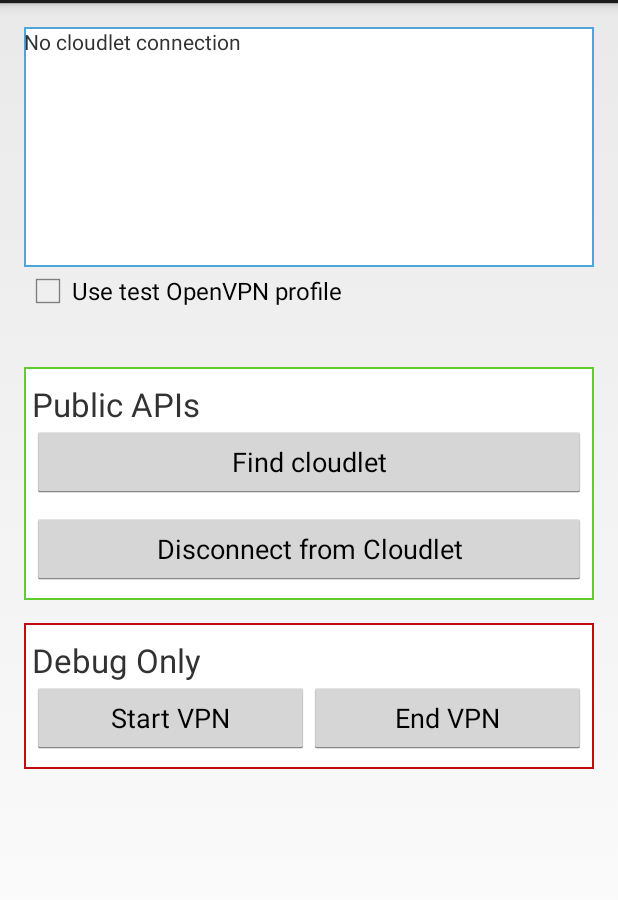
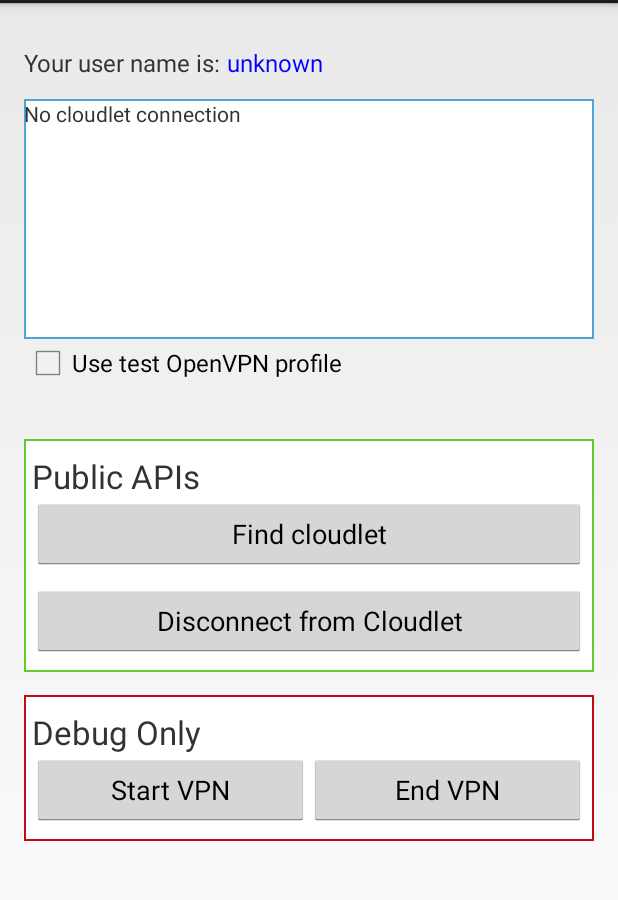
Before and after one commit to cmusatyalab/cloudlet-launcher, an Android app: the screen it shows after launch (MainActivity), on a phone screen of 412 x 824 dp, the part 69-969 px from its top. Run offline under Robolectric (Android 15) with nearby library versions, the phone set to English and light mode, and no system bars; libraries missing offline, so code that uses them is left out: edu.cmu.cs.

Commit message:
Store user id in sharedPreferences; Fix bug when connection to Vpn service hasn't established.

```diff
--- a/app/src/main/java/edu/cmu/cs/elijah/cloudletlauncher/MainActivity.java
+++ b/app/src/main/java/edu/cmu/cs/elijah/cloudletlauncher/MainActivity.java
@@ -1,10 +1,13 @@
 package edu.cmu.cs.elijah.cloudletlauncher;
 
 import android.app.Activity;
+import android.app.AlertDialog;
 import android.content.ComponentName;
 import android.content.Context;
+import android.content.DialogInterface;
 import android.content.Intent;
 import android.content.ServiceConnection;
+import android.content.SharedPreferences;
 import android.content.pm.PackageManager;
 import android.net.Uri;
 import android.os.Bundle;
@@ -12,15 +15,15 @@ import android.os.Handler;
 import android.os.IBinder;
 import android.os.Message;
 import android.os.RemoteException;
+import android.text.InputType;
 import android.util.Log;
 import android.view.View;
 import android.view.WindowManager;
 import android.widget.Button;
 import android.widget.CheckBox;
 import android.widget.CompoundButton;
+import android.widget.EditText;
 import android.widget.TextView;
-
-import org.w3c.dom.Text;
 
 import de.blinkt.openvpn.api.IOpenVPNAPIService;
 import edu.cmu.cs.elijah.cloudletlauncher.api.ICloudletService;
@@ -33,28 +36,36 @@ public class MainActivity extends Activity {
     // Application ID
     private final String appId = "test";
 
+    // User ID
+    private String userId = "unknown";
+
     // Message types
     private static final int MSG_STATUS = 0;
+    private static final int MSG_READY = 1;
 
     // Consts
     private static final int CONST_OPENVPN_PERMISSION = 0;
     private static final int CONST_OPENVPN_PERMISSION2 = 1;
 
     // Views
+    Button buttonUserId;
     TextView textStatus;
-    Button buttonFindCloudlet;
-    Button buttonDisconnectCloudlet;
+    Button buttonFindCloudlet, buttonDisconnectCloudlet;
     Button buttonStartVpn, buttonEndVpn;
     CheckBox checkBoxProfile;
     TextView textNotify;
 
     // Service for cloudlet functionalities
     private ICloudletService mCloudletService = null;
-    private boolean isCloudletServiceConnected = false;
+    private boolean isCloudletServiceInitiated = false;
+    private boolean isCloudletServiceReady = false;
     private String profileUuid;
 
     // Service for OpenVPN client control; used only for registering app
     private IOpenVPNAPIService mVpnService = null;
+
+    // Shared preferences
+    SharedPreferences sharedPref;
 
     @Override
     protected void onCreate(Bundle savedInstanceState) {
@@ -66,24 +77,28 @@ public class MainActivity extends Activity {
                 WindowManager.LayoutParams.FLAG_TURN_SCREEN_ON+
                 WindowManager.LayoutParams.FLAG_KEEP_SCREEN_ON);
 
-        // Get views
+        getViews();
+
+        checkBoxProfile.setOnCheckedChangeListener(new CompoundButton.OnCheckedChangeListener() {
+            @Override
+            public void onCheckedChanged(CompoundButton buttonView, boolean isChecked) {
+                updateServiceStatus();
+                try {
+                    mCloudletService.useTestProfile(isChecked);
+                } catch (RemoteException e) {}
+            }
+        });
+    }
+
+    private void getViews() {
         textStatus = (TextView) findViewById(R.id.text_status);
+        buttonUserId = (Button) findViewById(R.id.button_set_user_id);
         buttonFindCloudlet = (Button) findViewById(R.id.button_find_cloudlet);
         buttonDisconnectCloudlet = (Button) findViewById(R.id.button_disconnect_cloudlet);
         buttonStartVpn = (Button) findViewById(R.id.button_start_vpn);
         buttonEndVpn = (Button) findViewById(R.id.button_end_vpn);
         checkBoxProfile = (CheckBox) findViewById(R.id.checkbox_profile);
         textNotify = (TextView) findViewById(R.id.text_notify);
-
-        checkBoxProfile.setOnCheckedChangeListener(new CompoundButton.OnCheckedChangeListener() {
-            @Override
-            public void onCheckedChanged(CompoundButton buttonView, boolean isChecked) {
-                updateProfileUuid();
-                try {
-                    mCloudletService.useTestProfile(isChecked);
-                } catch (RemoteException e) {}
-            }
-        });
     }
 
     @Override
@@ -105,12 +120,17 @@ public class MainActivity extends Activity {
             intentVpnService.setPackage("de.blinkt.openvpn");
             bindService(intentVpnService, mVpnConnection, Context.BIND_AUTO_CREATE);
         }
+
+        // Retrieve user ID
+        sharedPref = this.getPreferences(Context.MODE_PRIVATE);
+        userId = sharedPref.getString("user_id", userId);
+        buttonUserId.setText(userId);
     }
 
     @Override
     protected void onPause() {
         Log.v(LOG_TAG, "++onPause");
-        super.onDestroy();
+        super.onPause();
     }
 
     @Override
@@ -122,7 +142,8 @@ public class MainActivity extends Activity {
             } catch (RemoteException e) {}
         }
         unbindService(mCloudletConnection);
-        isCloudletServiceConnected = false;
+        isCloudletServiceInitiated = false;
+        isCloudletServiceReady = false;
 
         Log.v(LOG_TAG, "++onDestroy");
         super.onDestroy();
@@ -131,14 +152,49 @@ public class MainActivity extends Activity {
 
     /***** Begin handling button events ***********************************************************/
 
+    // Called when the "set_user_id" button is clicked
+    public void setUserId(View view) {
+        AlertDialog.Builder builder = new AlertDialog.Builder(this);
+        builder.setTitle("Insert user name");
+
+        // Set up the input
+        final EditText input = new EditText(this);
+        input.setInputType(InputType.TYPE_CLASS_TEXT);
+        builder.setView(input);
+
+        // Set up the buttons
+        builder.setPositiveButton("OK", new DialogInterface.OnClickListener() {
+            @Override
+            public void onClick(DialogInterface dialog, int which) {
+                userId = input.getText().toString();
+                buttonUserId.setText(userId);
+
+                // commit
+                SharedPreferences.Editor editor = sharedPref.edit();
+                editor.putString("user_id", userId);
+                editor.commit();
+
+                try {
+                    mCloudletService.setUserId(userId);
+                } catch (RemoteException e) {}
+            }
+        });
+        builder.setNegativeButton("Cancel", new DialogInterface.OnClickListener() {
+            @Override
+            public void onClick(DialogInterface dialog, int which) {
+                dialog.cancel();
+            }
+        });
+
+        builder.show();
+    }
+
     // Called when the "start_openvpn" button is clicked
     public void startOpenVpn(View view) {
-        if (mCloudletService != null) {
-            try {
-                mCloudletService.startOpenVpn();
-            } catch (RemoteException e) {
-                Log.e(LOG_TAG, "Error in getting cloudlet IP");
-            }
+        try {
+            mCloudletService.startOpenVpn();
+        } catch (RemoteException e) {
+            Log.e(LOG_TAG, "Error in starting Vpn" + e.getMessage());
         }
     }
 
@@ -148,7 +204,7 @@ public class MainActivity extends Activity {
             try {
                 mCloudletService.endOpenVpn();
             } catch (RemoteException e) {
-                Log.e(LOG_TAG, "Error in getting cloudlet IP");
+                Log.e(LOG_TAG, "Error in ending Vpn" + e.getMessage());
             }
         }
     }
@@ -184,6 +240,11 @@ public class MainActivity extends Activity {
             msg.obj = message;
             mHandler.sendMessage(msg);
         }
+        public void amReady() throws RemoteException {
+            Message msg = Message.obtain();
+            msg.what = MSG_READY;
+            mHandler.sendMessage(msg);
+        }
         public void newServerIP(String IP_addr) throws RemoteException {
             Message msg = Message.obtain();
             msg.what = MSG_STATUS;
@@ -199,8 +260,6 @@ public class MainActivity extends Activity {
             mCloudletService = ICloudletService.Stub.asInterface(service);
             try {
                 mCloudletService.registerCallback(mCallback);
-
-                updateProfileUuid();
             } catch (RemoteException e) {
                 Log.e(LOG_TAG, "Error in registering callback to cloudlet service");
             }
@@ -224,7 +283,7 @@ public class MainActivity extends Activity {
         }
     }
 
-    private void updateProfileUuid() {
+    private void updateServiceStatus() {
         try {
             profileUuid = mCloudletService.getVpnProfileUuid();
             if (!checkBoxProfile.isChecked() && profileUuid == null) {
@@ -287,11 +346,6 @@ public class MainActivity extends Activity {
                 } catch (RemoteException e) {
                     Log.e(LOG_TAG, "Error in VPN service call 'prepareVPNService'");
                 }
-
-//                Message msg = Message.obtain();
-//                msg.what = MSG_STATUS;
-//                msg.obj = "Cloudlet Launcher successfully gained control over OpenVPN client";
-//                mHandler.sendMessage(msg);
             } else {
                 Log.w(LOG_TAG, "The user hasn't permitted this app to control OpenVPN client");
 
@@ -304,13 +358,19 @@ public class MainActivity extends Activity {
         if (requestCode == CONST_OPENVPN_PERMISSION2) {
             if (resultCode == Activity.RESULT_OK) {
                 // Bind to the Cloudlet service
-                if (!isCloudletServiceConnected) {
+                if (!isCloudletServiceInitiated) {
                     Intent intentCloudletService = new Intent(ICloudletService.class.getName());
                     intentCloudletService.setPackage("edu.cmu.cs.elijah.cloudletlauncher");
                     bindService(intentCloudletService, mCloudletConnection, Context.BIND_AUTO_CREATE);
-                    isCloudletServiceConnected = true;
+                    isCloudletServiceInitiated = true;
                 } else {
-                    updateProfileUuid();
+                    if (isCloudletServiceReady) { // need this check because here may be reached before connection is established/ready
+                        updateServiceStatus();
+
+                        try {
+                            mCloudletService.setUserId(userId);
+                        } catch (RemoteException e) {}
+                    }
                 }
 
                 unbindService(mVpnConnection);
@@ -323,6 +383,15 @@ public class MainActivity extends Activity {
             if (msg.what == MSG_STATUS) {
                 textStatus.setText((CharSequence) msg.obj);
             }
+            if (msg.what == MSG_READY) {
+                updateServiceStatus();
+
+                try {
+                    mCloudletService.setUserId(userId);
+                } catch (RemoteException e) {}
+
+                isCloudletServiceReady = true;
+            }
         }
     };
 }
--- a/app/src/main/res/layout/activity_main.xml
+++ b/app/src/main/res/layout/activity_main.xml
@@ -11,6 +11,33 @@
     android:orientation="vertical"
     tools:context="edu.cmu.cs.elijah.cloudletlauncher.MainActivity"
     android:weightSum="1">
+
+
+    <LinearLayout
+        android:layout_width="fill_parent"
+        android:layout_height="wrap_content"
+        android:layout_marginTop="0dp"
+        android:orientation="horizontal">
+
+        <TextView
+            android:id="@+id/text_user_id"
+            android:layout_width="wrap_content"
+            android:layout_height="wrap_content"
+            android:textSize="16sp"
+            android:text="@string/user_id_description"/>
+
+        <Button
+            android:id="@+id/button_set_user_id"
+            android:layout_width="wrap_content"
+            android:layout_height="wrap_content"
+            android:layout_marginLeft="0dp"
+            android:text=""
+            android:textColor = "#0000ff"
+            android:textSize="16sp"
+            style="?android:attr/borderlessButtonStyle"
+            android:onClick="setUserId"/>
+
+    </LinearLayout>
 
     <TextView
         android:id="@+id/text_status"
--- a/app/src/main/res/values/strings.xml
+++ b/app/src/main/res/values/strings.xml
@@ -9,6 +9,7 @@
     <string name="title_api">Public APIs</string>
     <string name="title_debug">Debug Only</string>
 
+    <string name="user_id_description">Your user name is:</string>
     <string name="start_openvpn">Start VPN</string>
     <string name="end_openvpn">End VPN</string>
     <string name="find_cloudlet">Find cloudlet</string>
```
Also changed, not shown: app/src/main/java/edu/cmu/cs/elijah/cloudletlauncher/CloudletService.java (+9 -10 lines), app/src/main/aidl/edu/cmu/cs/elijah/cloudletlauncher/api/ICloudletService.aidl, app/src/main/aidl/edu/cmu/cs/elijah/cloudletlauncher/api/ICloudletServiceCallback.aidl.
